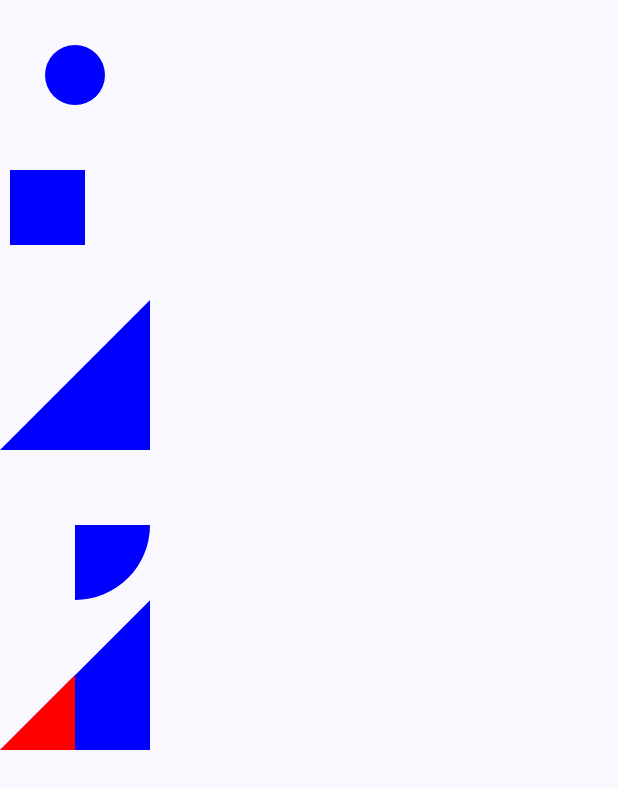
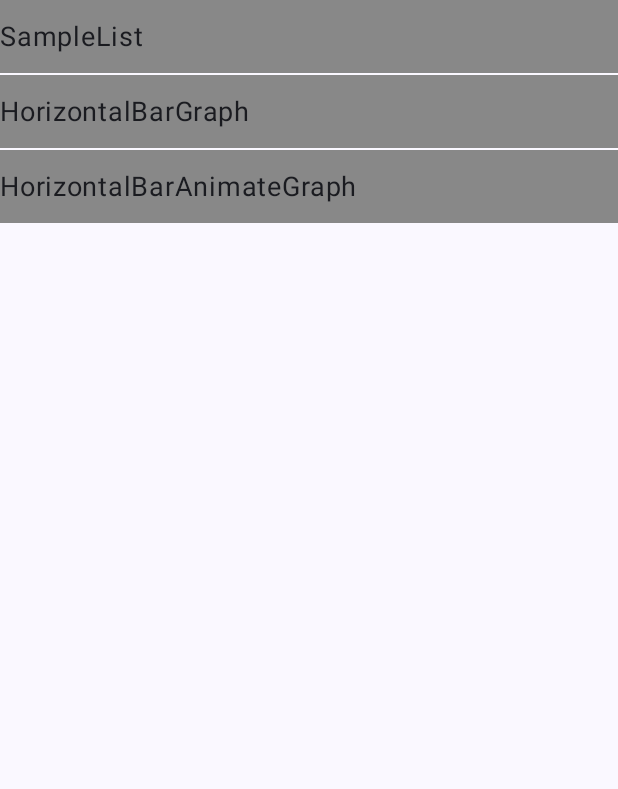
Before and after one commit to hiroki-kawada/graph, an Android app built with Jetpack Compose: the screen it shows after launch (MainActivity), on a phone screen of 412 x 824 dp. Shown: the top 789 px of the screen. Run offline under Robolectric (Android 15) with nearby library versions, the phone set to English and light mode, and no system bars.

Commit message:
縦棒グラフ作成 アニメーション縦棒グラフ作成

```diff
--- a/app/build.gradle
+++ b/app/build.gradle
@@ -1,6 +1,9 @@
 plugins {
     id 'com.android.application'
     id 'org.jetbrains.kotlin.android'
+    id 'org.jetbrains.kotlin.plugin.serialization' version '1.8.10'
+    id 'org.jetbrains.kotlin.kapt'
+
 }
 
 android {
@@ -57,6 +60,7 @@ dependencies {
     implementation 'androidx.compose.ui:ui-graphics'
     implementation 'androidx.compose.ui:ui-tooling-preview'
     implementation 'androidx.compose.material3:material3'
+    implementation "androidx.navigation:navigation-compose:2.6.0"
     testImplementation 'junit:junit:4.13.2'
     androidTestImplementation 'androidx.test.ext:junit:1.1.5'
     androidTestImplementation 'androidx.test.espresso:espresso-core:3.5.1'
--- /dev/null
+++ b/app/src/main/java/com/example/graphapp/GraphApplication.kt
@@ -0,0 +1,52 @@
+package com.example.graphapp
+
+import androidx.compose.foundation.layout.fillMaxSize
+import androidx.compose.foundation.layout.padding
+import androidx.compose.material3.ExperimentalMaterial3Api
+import androidx.compose.material3.Scaffold
+import androidx.compose.material3.Surface
+import androidx.compose.runtime.Composable
+import androidx.compose.ui.Modifier
+import androidx.navigation.NavType
+import androidx.navigation.compose.NavHost
+import androidx.navigation.compose.composable
+import androidx.navigation.compose.rememberNavController
+
+@OptIn(ExperimentalMaterial3Api::class)
+@Composable
+fun GraphApplication(modifier: Modifier = Modifier) {
+    val navController = rememberNavController()
+    Scaffold(
+        modifier = modifier.fillMaxSize(),
+        content = { innerPadding ->
+            Surface(
+                modifier = Modifier
+                    .fillMaxSize()
+                    .padding(innerPadding)
+            ) {
+                NavHost(navController = navController, startDestination = "list") {
+                    //サンプルリスト画面
+                    composable("list") {
+                        GraphList(
+                            navController = navController,
+                            modifier = modifier
+                        )
+                    }
+                    //縦棒グラフ画面
+                    composable("horizontal_bar_graph") {
+                        HorizontalBarGraph(
+                            modifier = modifier
+                        )
+                    }
+                    //縦棒グラフアニメーション画面
+                    composable("horizontal_bar_animate_graph") {
+                        HorizontalBarAnimateGraph(
+                            modifier = modifier
+                        )
+                    }
+                }
+
+            }
+        }
+    )
+}
--- /dev/null
+++ b/app/src/main/java/com/example/graphapp/GraphList.kt
@@ -0,0 +1,73 @@
+package com.example.graphapp
+
+import androidx.compose.foundation.background
+import androidx.compose.foundation.clickable
+import androidx.compose.foundation.layout.Row
+import androidx.compose.foundation.layout.Spacer
+import androidx.compose.foundation.layout.fillMaxWidth
+import androidx.compose.foundation.layout.height
+import androidx.compose.foundation.layout.padding
+import androidx.compose.foundation.layout.width
+import androidx.compose.foundation.lazy.LazyColumn
+import androidx.compose.material3.Text
+import androidx.compose.runtime.Composable
+import androidx.compose.ui.Alignment
+import androidx.compose.ui.Modifier
+import androidx.compose.ui.graphics.Color
+import androidx.compose.ui.unit.dp
+import androidx.compose.ui.unit.sp
+import androidx.navigation.NavController
+
+@Composable
+fun GraphList(
+    navController: NavController,
+    modifier: Modifier = Modifier
+) {
+    LazyColumn {
+        item {
+            Row(
+                verticalAlignment = Alignment.CenterVertically, modifier = modifier
+                    .height(50.dp)
+                    .fillMaxWidth()
+                    .padding(bottom = 1.dp)
+                    .background(Color.Gray)
+                    .clickable { navController.navigate("sample") }
+            ) {
+                Text(
+                    text = "SampleList",
+                    fontSize = 18.sp
+                )
+            }
+        }
+        item {
+            Row(
+                verticalAlignment = Alignment.CenterVertically, modifier = modifier
+                    .height(50.dp)
+                    .fillMaxWidth()
+                    .padding(bottom = 1.dp)
+                    .background(Color.Gray)
+                    .clickable { navController.navigate("horizontal_bar_graph") }
+            ) {
+                Text(
+                    text = "HorizontalBarGraph",
+                    fontSize = 18.sp
+                )
+            }
+        }
+        item {
+            Row(
+                verticalAlignment = Alignment.CenterVertically, modifier = modifier
+                    .height(50.dp)
+                    .fillMaxWidth()
+                    .padding(bottom = 1.dp)
+                    .background(Color.Gray)
+                    .clickable { navController.navigate("horizontal_bar_animate_graph") }
+            ) {
+                Text(
+                    text = "HorizontalBarAnimateGraph",
+                    fontSize = 18.sp
+                )
+            }
+        }
+    }
+}
--- a/app/src/main/java/com/example/graphapp/MainActivity.kt
+++ b/app/src/main/java/com/example/graphapp/MainActivity.kt
@@ -28,142 +28,8 @@ class MainActivity : ComponentActivity() {
         super.onCreate(savedInstanceState)
         setContent {
             GraphAppTheme {
-                // A surface container using the 'background' color from the theme
-                Surface(
-                    modifier = Modifier.fillMaxSize(),
-                    color = MaterialTheme.colorScheme.background
-                ) {
-                    LazyColumn {
-                        item { CircleCanvas() }
-                        item { RectCanvas() }
-                        item { PathCanvas() }
-                        item { ArcCanvas() }
-                        item { ClipPathCanvas() }
-
-                    }
-                }
+                GraphApplication()
             }
         }
     }
 }
-
-@Composable
-fun CircleCanvas() {
-    Canvas(
-        modifier = Modifier
-            .width(100.dp)
-            .height(100.dp)
-    ) {
-        drawCircle(Color.Blue, radius = 20.dp.toPx())
-    }
-}
-
-@Composable
-fun RectCanvas() {
-    Canvas(
-        modifier = Modifier
-            .width(100.dp)
-            .height(100.dp)
-    ) {
-        drawRect(Color.Blue, topLeft = Offset(10F, 20f), size = size / 2F)
-    }
-}
-
-@Composable
-fun PathCanvas() {
-    Canvas(
-        modifier = Modifier
-            .width(100.dp)
-            .height(100.dp)
-    ) {
-
-        val path = Path()
-        path.moveTo(size.width, 0F)
-        path.lineTo(size.width, size.height)
-        path.lineTo(0F, size.height)
-        drawPath(path = path, Color.Blue)
-    }
-}
-
-
-@Composable
-fun ArcCanvas() {
-    Canvas(
-        modifier = Modifier
-            .width(100.dp)
-            .height(100.dp)
-    ) {
-        drawArc(Color.Blue, startAngle = 0f, sweepAngle = 90f, useCenter = true)
-    }
-}
-
-@Composable
-fun ClipPathCanvas() {
-    Canvas(
-        modifier = Modifier
-            .width(100.dp)
-            .height(100.dp)
-    ) {
-
-        val path = Path()
-        path.moveTo(size.width, 0F)
-        path.lineTo(size.width, size.height)
-        path.lineTo(0F, size.height)
-        clipPath(
-            path = path, clipOp = ClipOp.Intersect
-        ) {
-            // 三角形
-            drawPath(path = path, Color.Blue)
-
-            //クリップ用の短形
-            drawRect(
-                Color.Red, size = Size(
-                    0.5f * size.width,
-                    size.height
-                )
-            )
-        }
-
-
-    }
-}
-
-@Preview(showBackground = true)
-@Composable
-fun CircleCanvasPreview() {
-    GraphAppTheme {
-        CircleCanvas()
-    }
-}
-
-@Preview(showBackground = true)
-@Composable
-fun RectCanvasPreview() {
-    GraphAppTheme {
-        RectCanvas()
-    }
-}
-
-@Preview(showBackground = true)
-@Composable
-fun PathCanvasPreview() {
-    GraphAppTheme {
-        PathCanvas()
-    }
-}
-
-@Preview(showBackground = true)
-@Composable
-fun ArcCanvasPreview() {
-    GraphAppTheme {
-        ArcCanvas()
-    }
-}
-
-@Preview(showBackground = true)
-@Composable
-fun ClipPathCanvasPreview() {
-    GraphAppTheme {
-        ClipPathCanvas()
-    }
-}
```
Also changed, not shown: app/src/main/java/com/example/graphapp/HorizontalBarAnimateGraph.kt (added, +64 -0 lines), app/src/main/java/com/example/graphapp/HorizontalBarGraph.kt (added, +38 -0 lines), app/src/main/java/com/example/graphapp/SampleList.kt (added, +151 -0 lines), build.gradle (+9 -0 lines), gradle/wrapper/gradle-wrapper.properties, 1 other file.
